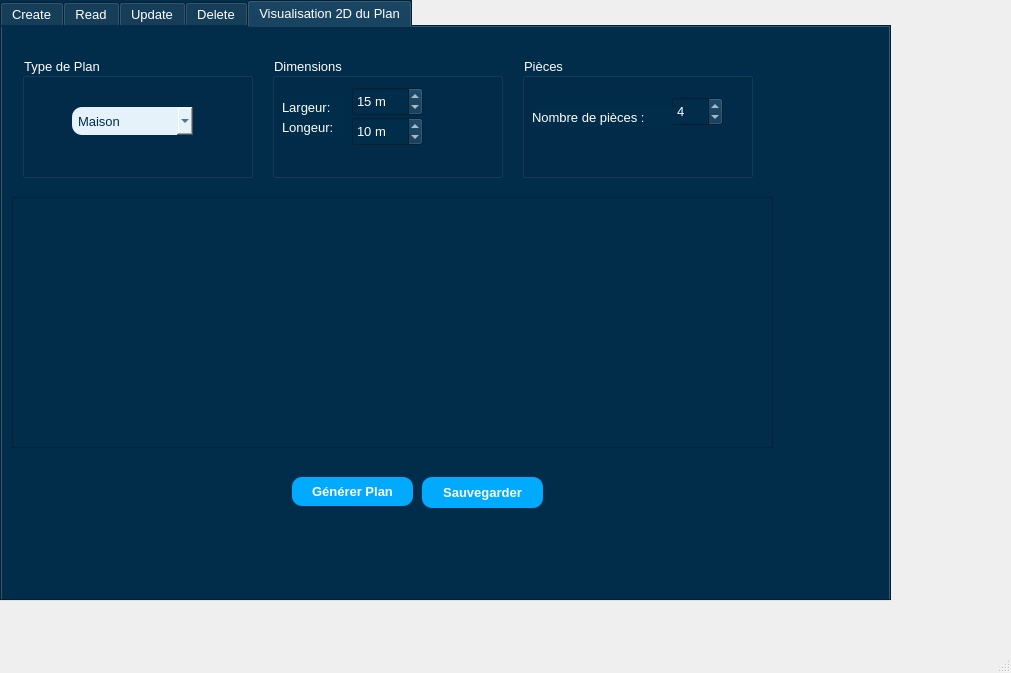
Qt form mainwindow.ui (WissalSaidi27/Smart-Architect-Office) before a commit.
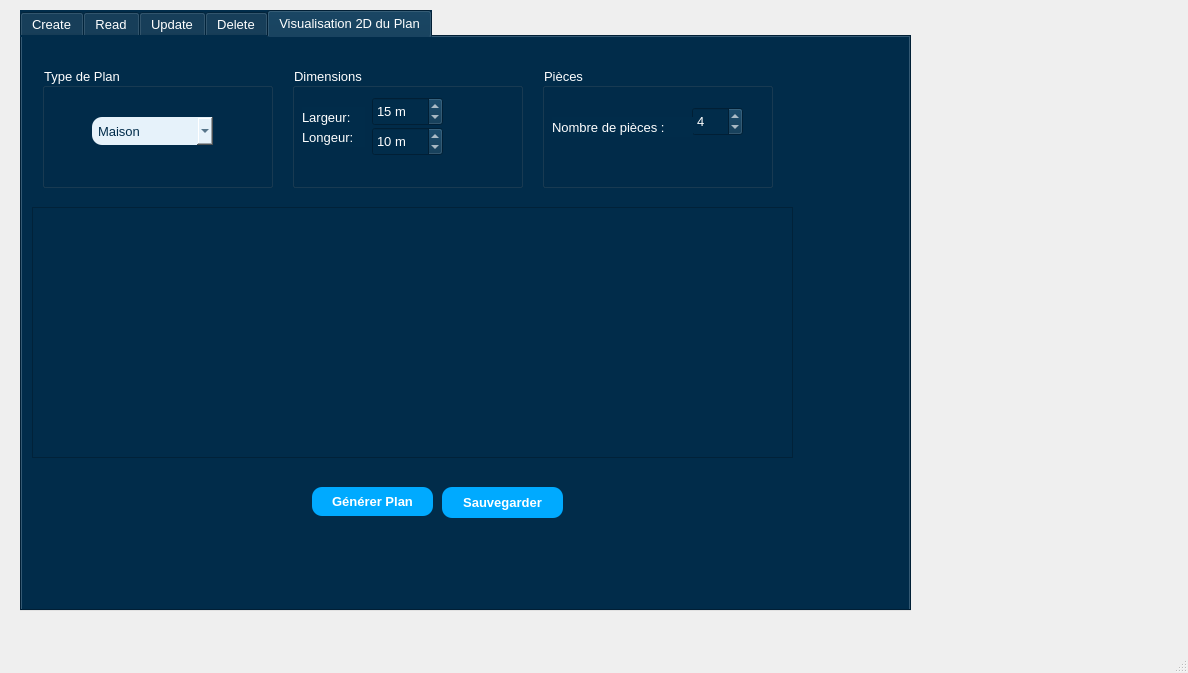
The same form after that commit. Icons and pictures are not drawn.

What changed in the file:
```diff
--- a/mainwindow.ui
+++ b/mainwindow.ui
@@ -6,7 +6,7 @@
    <rect>
     <x>0</x>
     <y>0</y>
-    <width>1011</width>
+    <width>1188</width>
     <height>673</height>
    </rect>
   </property>
@@ -17,8 +17,8 @@
    <widget class="QTabWidget" name="tabWidget">
     <property name="geometry">
      <rect>
-      <x>0</x>
-      <y>0</y>
+      <x>20</x>
+      <y>10</y>
       <width>891</width>
       <height>601</height>
      </rect>
```
Left out of the diff: 2 changed lines with no effect on the pictures.
